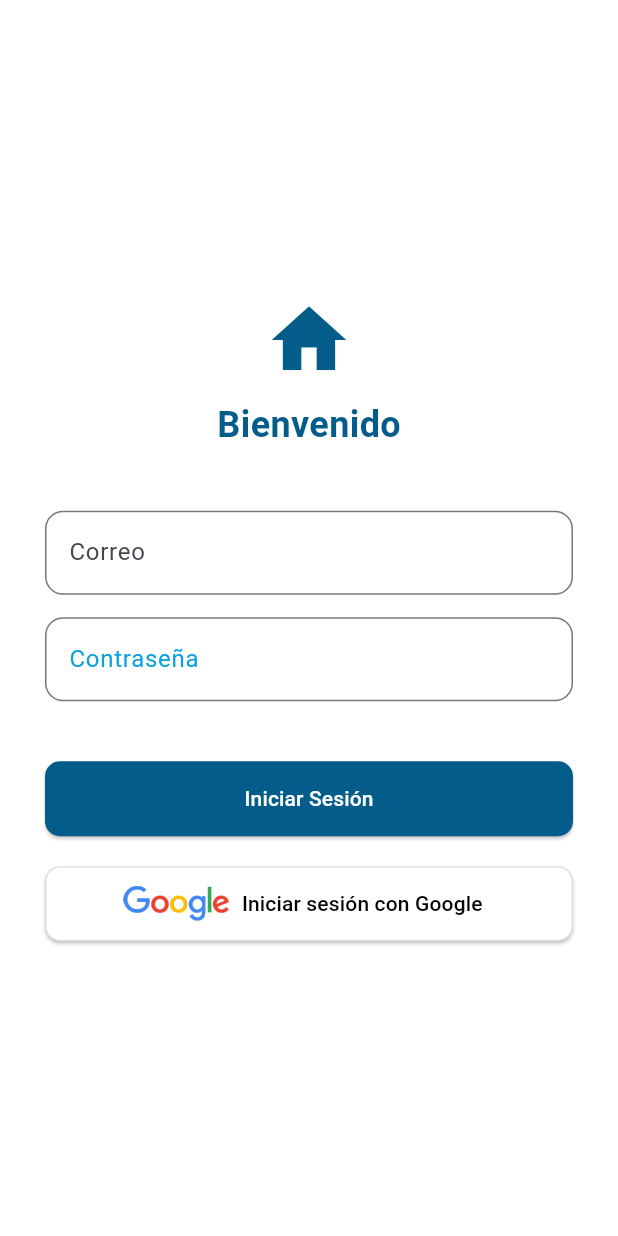
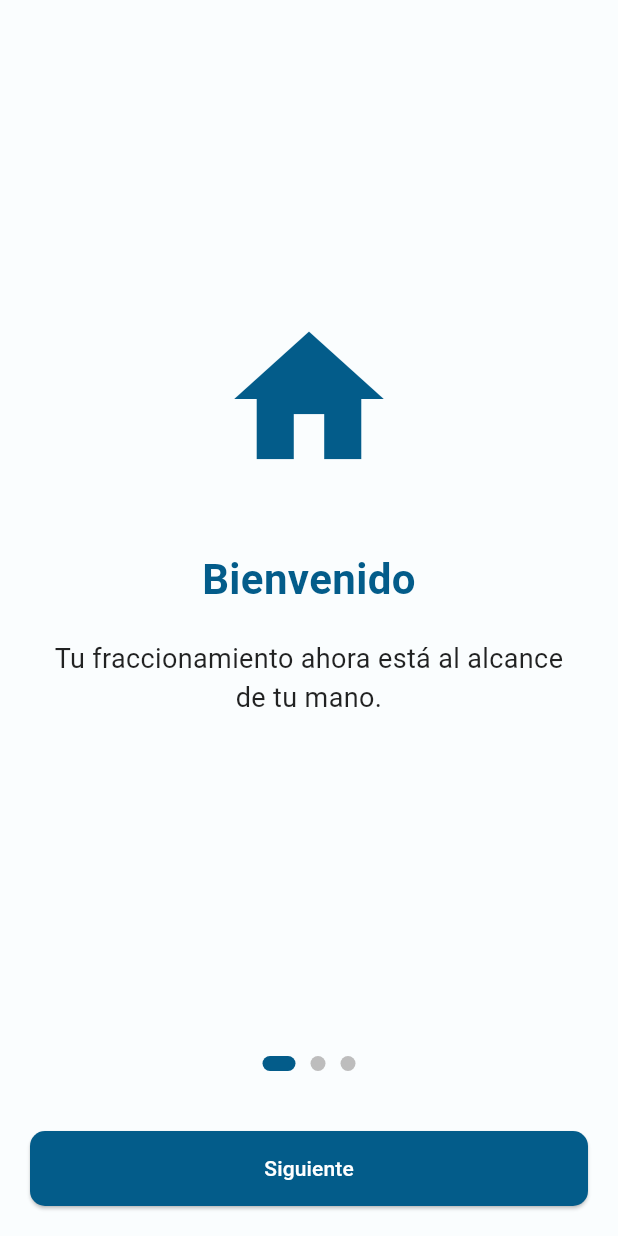
Before and after one commit to EmanuelVzq/erpfraccionamiento, a Flutter app: the screen it shows after launch, on a phone screen of 412 x 824 dp. Run offline on Flutter 3.47's test engine with Material 3 defaults, Android fonts, the phone set to English and light mode, and no system bars; our stand-ins replace dio, firebase_auth, firebase_core, firebase_messaging, flutter_local_notifications, get and 3 more; missing offline and left inert: flutter_stripe, tutorial_coach_mark; accounts and stored records are empty.

Commit message:
Agregue el onboarding al proyecto, para indicar al usuario como es que sirve la app: -tutorial_service.dart

```diff
--- /dev/null
+++ b/lib/onboarding_screen.dart
@@ -0,0 +1,154 @@
+import 'package:flutter/material.dart';
+import 'package:shared_preferences/shared_preferences.dart';
+import 'package:fraccionamiento/colors.dart';
+import 'package:fraccionamiento/login_screen.dart';
+
+class OnboardingScreen extends StatefulWidget {
+  const OnboardingScreen({super.key});
+
+  @override
+  State<OnboardingScreen> createState() => _OnboardingScreenState();
+}
+
+class _OnboardingScreenState extends State<OnboardingScreen> {
+  final PageController _controller = PageController();
+  int _pagina = 0;
+
+  final List<_OnboardPage> pages = const [
+    _OnboardPage(
+      titulo: "Bienvenido",
+      descripcion: "Tu fraccionamiento ahora está al alcance de tu mano.",
+      icono: Icons.home,
+    ),
+    _OnboardPage(
+      titulo: "Avisos y Reservas",
+      descripcion: "Recibe avisos y administra tus áreas comunes fácilmente.",
+      icono: Icons.notifications_active,
+    ),
+    _OnboardPage(
+      titulo: "Pagos Simples",
+      descripcion: "Realiza tus pagos de mantenimiento de forma segura.",
+      icono: Icons.credit_card,
+    ),
+  ];
+
+  Future<void> _finish() async {
+    final sp = await SharedPreferences.getInstance();
+    await sp.setBool("onboarding_done", true);
+    if (!mounted) return;
+
+    Navigator.pushReplacement(
+      context,
+      MaterialPageRoute(builder: (_) => const LoginScreen()),
+    );
+  }
+
+  @override
+  Widget build(BuildContext context) {
+    return Scaffold(
+      backgroundColor: AppColors.celesteClaro,
+      body: SafeArea(
+        child: Column(
+          children: [
+            Expanded(
+              child: PageView.builder(
+                controller: _controller,
+                onPageChanged: (i) => setState(() => _pagina = i),
+                itemCount: pages.length,
+                itemBuilder: (_, i) => pages[i],
+              ),
+            ),
+
+            // Indicadores
+            Row(
+              mainAxisAlignment: MainAxisAlignment.center,
+              children: List.generate(
+                pages.length,
+                (i) => AnimatedContainer(
+                  duration: const Duration(milliseconds: 250),
+                  margin: const EdgeInsets.symmetric(
+                    horizontal: 5,
+                    vertical: 20,
+                  ),
+                  width: _pagina == i ? 22 : 10,
+                  height: 10,
+                  decoration: BoxDecoration(
+                    color: _pagina == i
+                        ? AppColors.celesteNegro
+                        : Colors.grey.shade400,
+                    borderRadius: BorderRadius.circular(12),
+                  ),
+                ),
+              ),
+            ),
+
+            Padding(
+              padding: const EdgeInsets.all(20),
+              child: ElevatedButton(
+                style: ElevatedButton.styleFrom(
+                  backgroundColor: AppColors.celesteNegro,
+                  minimumSize: const Size(double.infinity, 50),
+                ),
+                onPressed: () {
+                  if (_pagina == pages.length - 1) {
+                    _finish();
+                  } else {
+                    _controller.nextPage(
+                      duration: const Duration(milliseconds: 300),
+                      curve: Curves.easeInOut,
+                    );
+                  }
+                },
+                child: Text(
+                  _pagina == pages.length - 1 ? "Comenzar" : "Siguiente",
+                  style: const TextStyle(color: Colors.white),
+                ),
+              ),
+            ),
+          ],
+        ),
+      ),
+    );
+  }
+}
+
+class _OnboardPage extends StatelessWidget {
+  final String titulo;
+  final String descripcion;
+  final IconData icono;
+
+  const _OnboardPage({
+    required this.titulo,
+    required this.descripcion,
+    required this.icono,
+  });
+
+  @override
+  Widget build(BuildContext context) {
+    return Padding(
+      padding: const EdgeInsets.all(30),
+      child: Column(
+        mainAxisAlignment: MainAxisAlignment.center,
+        children: [
+          Icon(icono, size: 120, color: AppColors.celesteNegro),
+          const SizedBox(height: 40),
+          Text(
+            titulo,
+            style: const TextStyle(
+              fontSize: 28,
+              fontWeight: FontWeight.bold,
+              color: AppColors.celesteNegro,
+            ),
+            textAlign: TextAlign.center,
+          ),
+          const SizedBox(height: 20),
+          Text(
+            descripcion,
+            style: const TextStyle(fontSize: 18, color: Colors.black87),
+            textAlign: TextAlign.center,
+          ),
+        ],
+      ),
+    );
+  }
+}
--- a/pubspec.yaml
+++ b/pubspec.yaml
@@ -48,6 +48,8 @@ dependencies:
   get: ^4.6.5
   google_sign_in: ^6.2.1
   firebase_auth: ^6.1.2
+  tutorial_coach_mark: ^1.2.0
+
 
 
 dev_dependencies:
```
Also changed, not shown: lib/inicio_screen.dart (+25 -0 lines), lib/main.dart (+29 -7 lines), lib/registro_screen.dart (+32 -12 lines), lib/services/tutorial_service.dart (added, +112 -0 lines), pubspec.lock.
